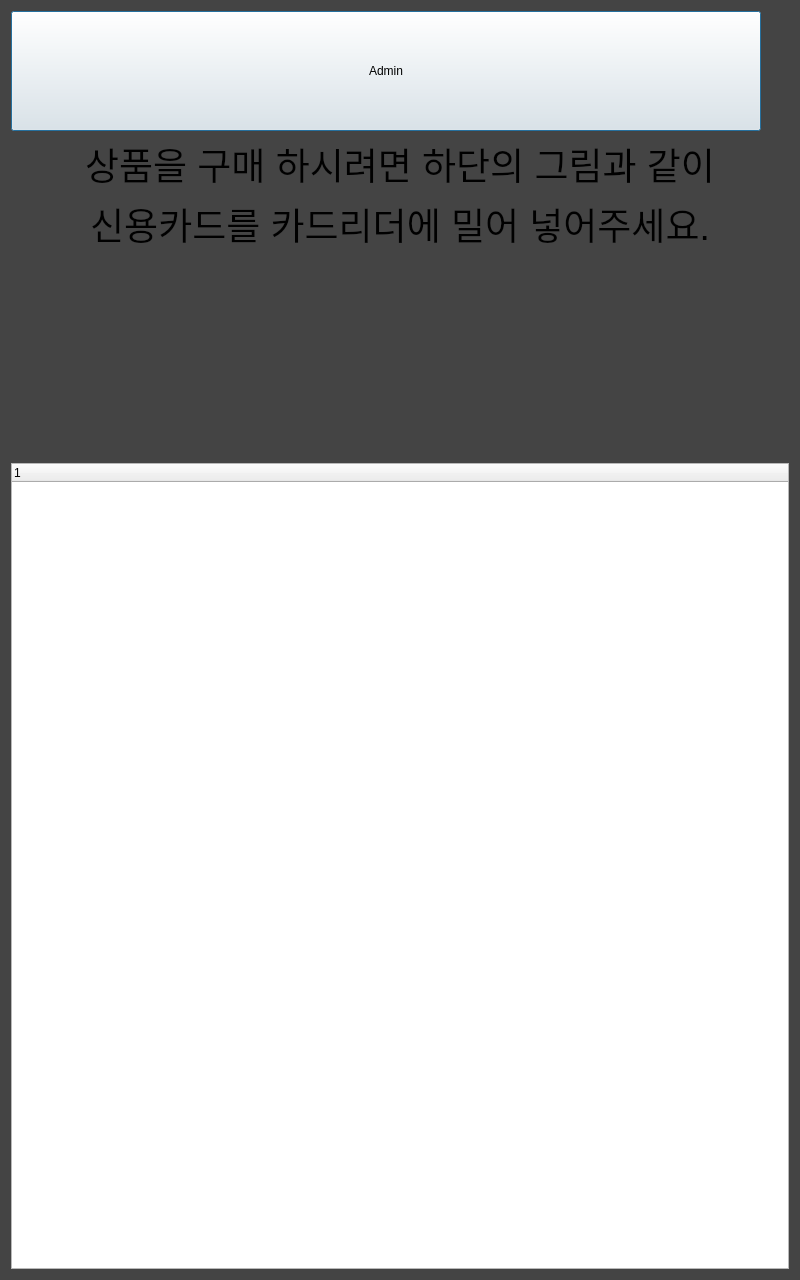
This is QT/MyMaru/maindialog.ui in leejk91/CPlusPlus_Practice as Qt 5 draws it before an edit. The edited form follows.
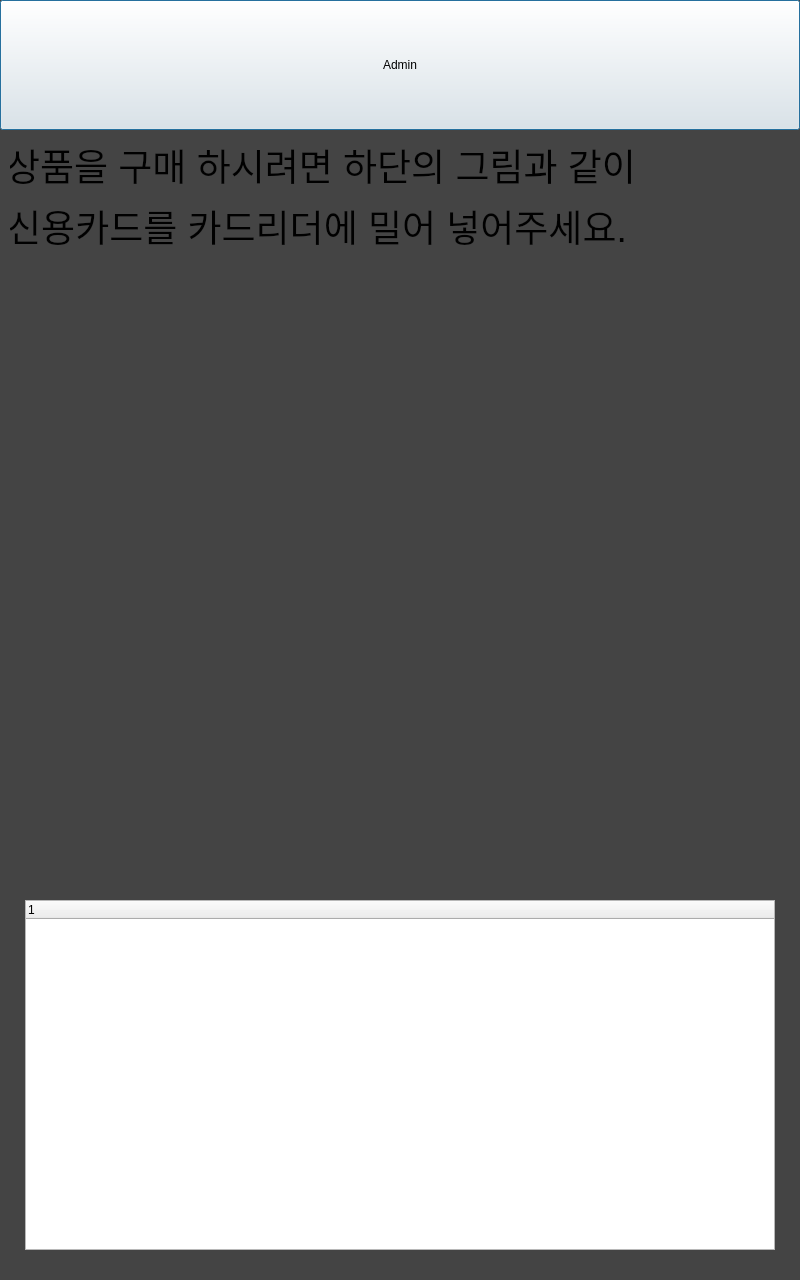
This is the edited form. Icons and pictures are not drawn.

Diff of the .ui file:
```diff
--- a/QT/MyMaru/maindialog.ui
+++ b/QT/MyMaru/maindialog.ui
@@ -21,9 +21,15 @@
 
 }</string>
   </property>
-  <layout class="QVBoxLayout" name="verticalLayout_2">
-   <item>
     <widget class="QPushButton" name="pushButton">
+   <property name="geometry">
+    <rect>
+     <x>0</x>
+     <y>0</y>
+     <width>800</width>
+     <height>130</height>
+    </rect>
+   </property>
      <property name="sizePolicy">
       <sizepolicy hsizetype="Fixed" vsizetype="Fixed">
        <horstretch>0</horstretch>
@@ -40,11 +46,61 @@
       <string>Admin</string>
      </property>
     </widget>
-   </item>
-   <item>
-    <layout class="QVBoxLayout" name="verticalLayout">
-     <item>
+  <widget class="QLabel" name="label_3">
+   <property name="geometry">
+    <rect>
+     <x>200</x>
+     <y>260</y>
+     <width>400</width>
+     <height>600</height>
+    </rect>
+   </property>
+   <property name="sizePolicy">
+    <sizepolicy hsizetype="Preferred" vsizetype="Preferred">
+     <horstretch>0</horstretch>
+     <verstretch>0</verstretch>
+    </sizepolicy>
+   </property>
+   <property name="minimumSize">
+    <size>
+     <width>400</width>
+     <height>200</height>
+    </size>
+   </property>
+   <property name="text">
+    <string/>
+   </property>
+   <property name="pixmap">
+    <pixmap resource="images.qrc">:/new/prefix1/Images/insert.png</pixmap>
+   </property>
+   <property name="alignment">
+    <set>Qt::AlignCenter</set>
+   </property>
+  </widget>
+  <widget class="QTreeWidget" name="treeWidget">
+   <property name="geometry">
+    <rect>
+     <x>25</x>
+     <y>900</y>
+     <width>750</width>
+     <height>350</height>
+    </rect>
+   </property>
+   <column>
+    <property name="text">
+     <string notr="true">1</string>
+    </property>
+   </column>
+  </widget>
       <widget class="QLabel" name="label_2">
+   <property name="geometry">
+    <rect>
+     <x>10</x>
+     <y>137</y>
+     <width>622</width>
+     <height>55</height>
+    </rect>
+   </property>
        <property name="font">
         <font>
          <pointsize>28</pointsize>
@@ -65,9 +121,15 @@
         <set>Qt::AlignCenter</set>
        </property>
       </widget>
-     </item>
-     <item>
       <widget class="QLabel" name="label">
+   <property name="geometry">
+    <rect>
+     <x>10</x>
+     <y>198</y>
+     <width>614</width>
+     <height>55</height>
+    </rect>
+   </property>
        <property name="font">
         <font>
          <pointsize>28</pointsize>
@@ -80,44 +142,6 @@
         <set>Qt::AlignCenter</set>
        </property>
       </widget>
-     </item>
-    </layout>
-   </item>
-   <item>
-    <widget class="QLabel" name="label_3">
-     <property name="sizePolicy">
-      <sizepolicy hsizetype="Preferred" vsizetype="Preferred">
-       <horstretch>0</horstretch>
-       <verstretch>0</verstretch>
-      </sizepolicy>
-     </property>
-     <property name="minimumSize">
-      <size>
-       <width>400</width>
-       <height>200</height>
-      </size>
-     </property>
-     <property name="text">
-      <string/>
-     </property>
-     <property name="pixmap">
-      <pixmap resource="images.qrc">:/new/prefix1/Images/insert.png</pixmap>
-     </property>
-     <property name="alignment">
-      <set>Qt::AlignCenter</set>
-     </property>
-    </widget>
-   </item>
-   <item>
-    <widget class="QTreeWidget" name="treeWidget">
-     <column>
-      <property name="text">
-       <string notr="true">1</string>
-      </property>
-     </column>
-    </widget>
-   </item>
-  </layout>
  </widget>
  <layoutdefault spacing="6" margin="11"/>
  <resources>
```
Lines whose indentation alone changed are shown as unchanged.
